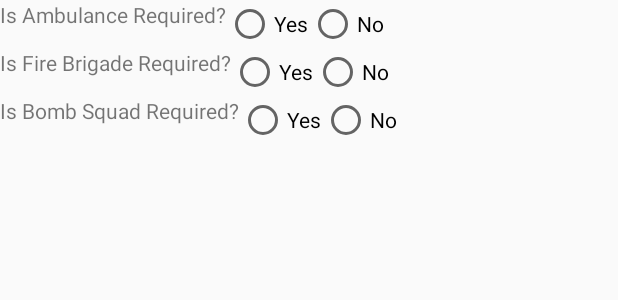
After one commit to guroosh/City-Disaster-Management---Android, an Android app: the layout alert_dialog_verification.xml on its own in the app's theme, with its tools: preview values and no code run, on a phone screen of 412 x 824 dp. The commit adds this screen. Shown: the top 300 px of the screen. Run offline under Robolectric (Android 15) with nearby library versions, the phone set to English and light mode, and no system bars.

Commit message:
added extra fields in verification

```diff
--- a/app/build.gradle
+++ b/app/build.gradle
@@ -39,5 +39,5 @@ dependencies {
     implementation 'androidx.cardview:cardview:1.0.0'
     implementation "com.google.android.libraries.places:places:1.1.0"
     //noinspection GradleCompatible
-    implementation "com.android.support:support-compat:28.0.0"
+//    implementation "com.android.support:support-compat:28.0.0"
 }
--- /dev/null
+++ b/app/src/main/res/layout/alert_dialog_verification.xml
@@ -0,0 +1,86 @@
+<?xml version="1.0" encoding="utf-8"?>
+<LinearLayout xmlns:android="http://schemas.android.com/apk/res/android"
+    android:layout_width="match_parent"
+    android:layout_height="match_parent"
+    android:orientation="vertical">
+    <LinearLayout
+        android:layout_width="match_parent"
+        android:layout_height="wrap_content"
+        android:orientation="horizontal">
+
+        <TextView
+            android:id="@+id/isAmbulanceRequired"
+            android:layout_width="wrap_content"
+            android:layout_height="wrap_content"
+            android:text="Is Ambulance Required?"/>
+        <RadioGroup
+            android:id="@+id/radioIsAmbulanceRequired"
+            android:layout_width="wrap_content"
+            android:layout_height="wrap_content"
+            android:orientation="horizontal">
+            <RadioButton
+                android:id="@+id/radioYes1"
+                android:layout_width="wrap_content"
+                android:layout_height="wrap_content"
+                android:text="Yes" />
+            <RadioButton
+                android:id="@+id/radioNo1"
+                android:layout_width="wrap_content"
+                android:layout_height="wrap_content"
+                android:text="No" />
+        </RadioGroup>
+    </LinearLayout>
+    <LinearLayout
+        android:layout_width="match_parent"
+        android:layout_height="wrap_content"
+        android:orientation="horizontal">
+        <TextView
+            android:id="@+id/isFireBrigadeRequired"
+            android:layout_width="wrap_content"
+            android:layout_height="wrap_content"
+            android:text="Is Fire Brigade Required?"/>
+        <RadioGroup
+            android:id="@+id/radioIsFireBrigadeRequired"
+            android:layout_width="wrap_content"
+            android:layout_height="wrap_content"
+            android:orientation="horizontal">
+            <RadioButton
+                android:id="@+id/radio2Yes1"
+                android:layout_width="wrap_content"
+                android:layout_height="wrap_content"
+                android:text="Yes" />
+            <RadioButton
+                android:id="@+id/radio2No1"
+                android:layout_width="wrap_content"
+                android:layout_height="wrap_content"
+                android:text="No" />
+        </RadioGroup>
+    </LinearLayout>
+    <LinearLayout
+        android:layout_width="match_parent"
+        android:layout_height="wrap_content"
+        android:orientation="horizontal">
+
+        <TextView
+            android:id="@+id/isBombSquadRequired"
+            android:layout_width="wrap_content"
+            android:layout_height="wrap_content"
+            android:text="Is Bomb Squad Required?"/>
+        <RadioGroup
+            android:id="@+id/radioIsBombSquadRequired"
+            android:layout_width="wrap_content"
+            android:layout_height="wrap_content"
+            android:orientation="horizontal">
+            <RadioButton
+                android:id="@+id/radio3Yes1"
+                android:layout_width="wrap_content"
+                android:layout_height="wrap_content"
+                android:text="Yes" />
+            <RadioButton
+                android:id="@+id/radio3No1"
+                android:layout_width="wrap_content"
+                android:layout_height="wrap_content"
+                android:text="No" />
+        </RadioGroup>
+    </LinearLayout>
+</LinearLayout>
```
Also changed, not shown: app/src/main/java/com/example/androidase_/verification/VerificationActivity.java (+19 -21 lines), app/src/main/java/com/example/androidase_/verification/VerificationAlertBox.java (+29 -3 lines).
